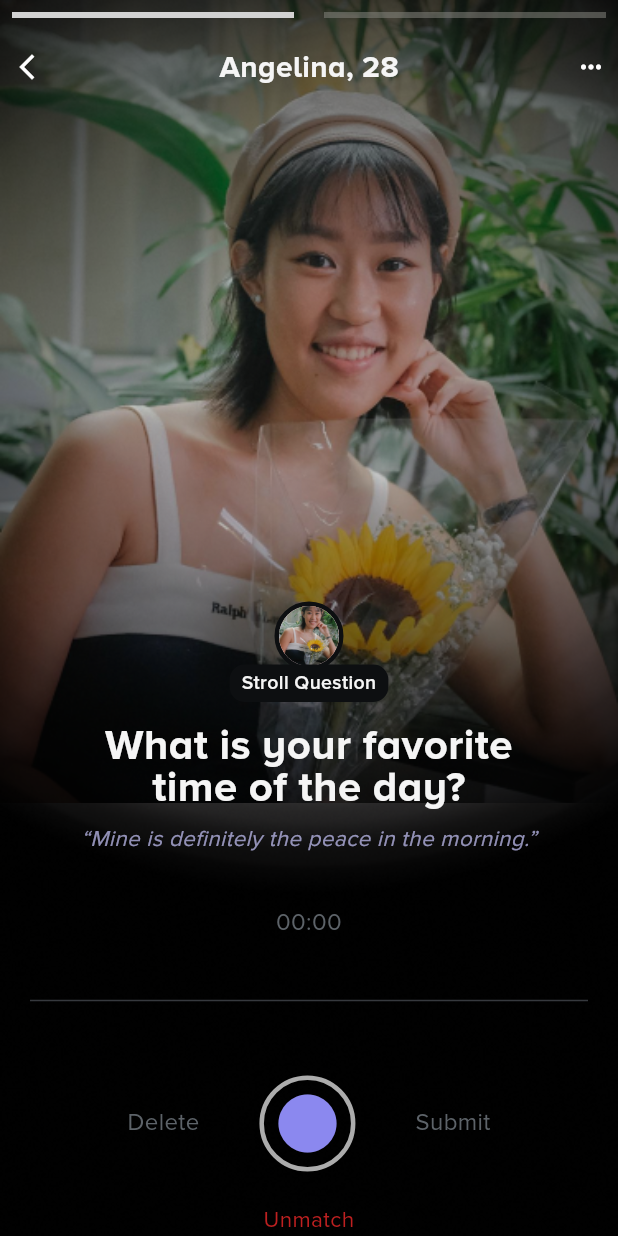
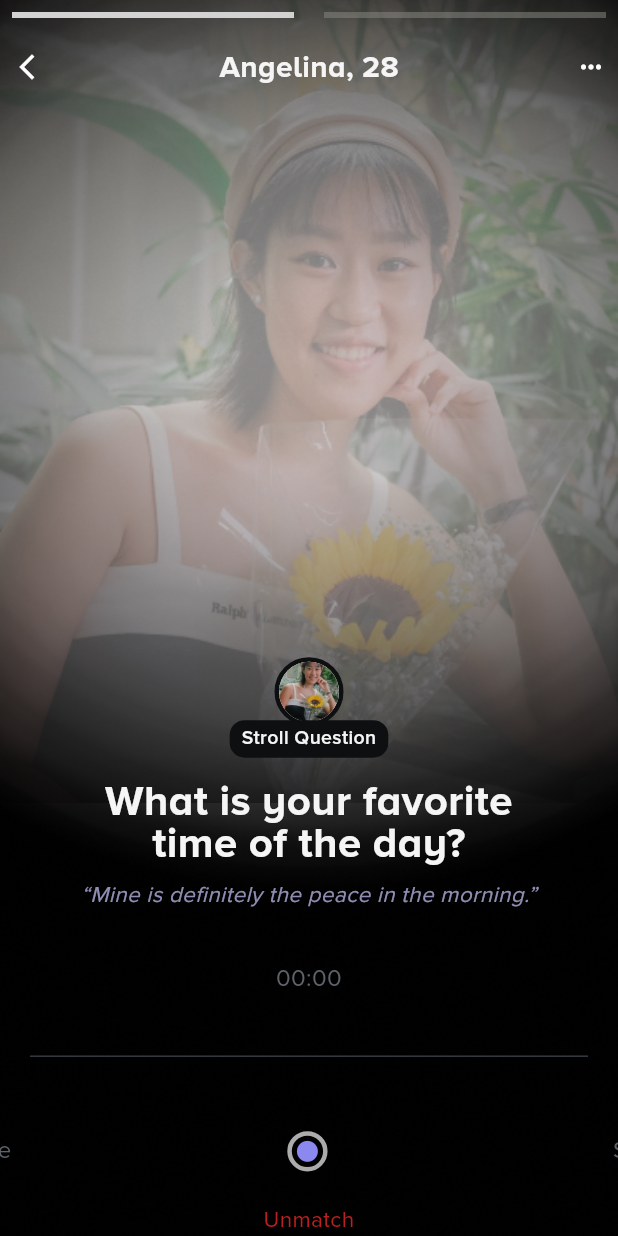
Before and after one commit to vicez/stroll_task_2, a Flutter app: the first screen one second after launch, on a phone screen of 412 x 824 dp. Run offline on Flutter 3.47's test engine with Material 3 defaults, Android fonts, the phone set to English and light mode, and no system bars; our stand-ins replace just_audio, permission_handler; missing offline and left inert: record.

Commit message:
microanimation for first load

```diff
--- a/lib/screens/audio_record_page.dart
+++ b/lib/screens/audio_record_page.dart
@@ -1,21 +1,41 @@
 import 'package:flutter/material.dart';
 import 'package:stroll_task_2/widgets/recorder.dart';
 
-class AudioRecordPage extends StatelessWidget {
+class AudioRecordPage extends StatefulWidget {
   const AudioRecordPage({super.key});
+
+  @override
+  State<AudioRecordPage> createState() => _AudioRecordPageState();
+}
+
+class _AudioRecordPageState extends State<AudioRecordPage> {
+  bool firstScreenLoad = true;
+  final _animationDuration = const Duration(seconds: 3);
+  @override
+  void initState() {
+    WidgetsBinding.instance.addPostFrameCallback((timeStamp) {
+      setState(() {
+        firstScreenLoad = false;
+      });
+    });
+    super.initState();
+  }
 
   @override
   Widget build(BuildContext context) {
     return Scaffold(
       body: Stack(
         children: [
-          Container(
+          AnimatedContainer(
             height: MediaQuery.of(context).size.height * 0.65,
-            decoration: const BoxDecoration(
+            duration: _animationDuration,
+            curve: Curves.easeOut,
+            decoration: BoxDecoration(
               image: DecorationImage(
-                image: AssetImage('assets/images/joey.png'),
+                image: const AssetImage('assets/images/joey.png'),
                 fit: BoxFit.cover,
                 alignment: Alignment.topCenter,
+                opacity: firstScreenLoad ? 0.0 : 1.0,
               ),
             ),
           ),
@@ -201,7 +221,10 @@ class AudioRecordPage extends StatelessWidget {
                       ),
                     ),
                     const SizedBox(height: 34),
-                    const Recorder(),
+                    Recorder(
+                      firstScreenLoad: firstScreenLoad,
+                      animationDuration: _animationDuration,
+                    ),
                     const SizedBox(height: 22),
                     const Text(
                       'Unmatch',
--- a/lib/widgets/recorder.dart
+++ b/lib/widgets/recorder.dart
@@ -14,7 +14,14 @@ import '../services/audio_player_service.dart';
 import '../services/permission_service.dart';
 
 class Recorder extends StatefulWidget {
-  const Recorder({super.key});
+  const Recorder({
+    super.key,
+    required this.firstScreenLoad,
+    required this.animationDuration,
+  });
+
+  final bool firstScreenLoad;
+  final Duration animationDuration;
 
   @override
   State<Recorder> createState() => _RecorderState();
@@ -238,12 +245,19 @@ class _RecorderState extends State<Recorder>
           children: [
             GestureDetector(
               onTap: () => deleteFile(),
+              child: AnimatedSlide(
+                offset: widget.firstScreenLoad
+                    ? const Offset(-5, 0)
+                    : const Offset(0, 0),
+                duration: widget.animationDuration,
+                curve: Curves.easeOut,
                 child: Text(
                   'Delete',
                   textAlign: TextAlign.center,
                   style: TextStyle(
                     color: props.actionTextColor,
                     fontSize: 16,
+                  ),
                 ),
               ),
             ),
@@ -275,11 +289,13 @@ class _RecorderState extends State<Recorder>
                     break;
                 }
               },
-              child: Container(
+              child: AnimatedContainer(
                 alignment: Alignment.center,
                 padding: const EdgeInsets.all(0),
-                width: 64,
-                height: 64,
+                duration: widget.animationDuration,
+                curve: Curves.easeOut,
+                width: widget.firstScreenLoad ? 2 : 64,
+                height: widget.firstScreenLoad ? 2 : 64,
                 decoration: BoxDecoration(
                   border: Border.all(
                     color: const Color.fromRGBO(245, 245, 245, 0.7),
@@ -298,12 +314,19 @@ class _RecorderState extends State<Recorder>
               ),
             ),
             const SizedBox(width: 40),
-            Text(
+            AnimatedSlide(
+              offset: widget.firstScreenLoad
+                  ? const Offset(5, 0)
+                  : const Offset(0, 0),
+              duration: widget.animationDuration,
+              curve: Curves.easeOut,
+              child: Text(
                 'Submit',
                 textAlign: TextAlign.center,
                 style: TextStyle(
                   color: props.actionTextColor,
                   fontSize: 16,
+                ),
               ),
             ),
           ],
```
Lines whose indentation alone changed are shown as unchanged.
